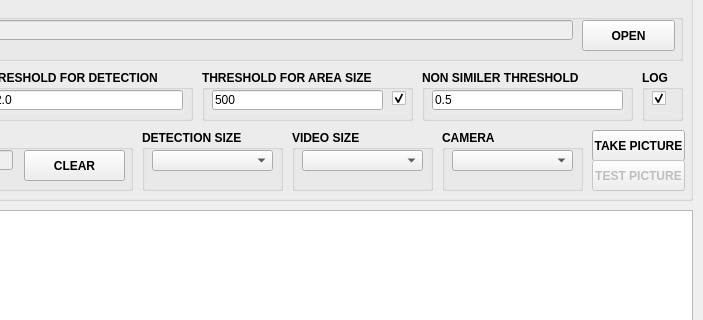
DAIKICHI-PSC/AdWorks, file MAIN_DETECTOR_MOV_GUI.ui: the form before one commit; both pictures show x 258 to 961 and y 120 to 440 of the 961 by 622 pixel window.
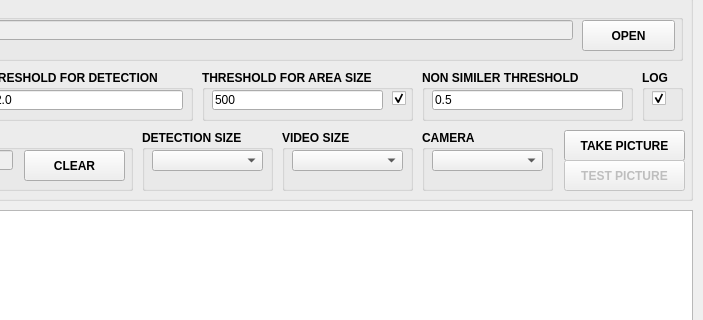
The form after the commit.

```diff
--- a/MAIN_DETECTOR_MOV_GUI.ui
+++ b/MAIN_DETECTOR_MOV_GUI.ui
@@ -44,6 +44,7 @@
     </property>
     <property name="font">
      <font>
+      <weight>75</weight>
       <bold>true</bold>
      </font>
     </property>
@@ -462,7 +463,7 @@
       <rect>
        <x>390</x>
        <y>150</y>
-       <width>141</width>
+       <width>131</width>
        <height>61</height>
       </rect>
      </property>
@@ -474,7 +475,7 @@
        <rect>
         <x>10</x>
         <y>20</y>
-        <width>121</width>
+        <width>111</width>
         <height>21</height>
        </rect>
       </property>
@@ -483,9 +484,9 @@
     <widget class="QGroupBox" name="groupBox15">
      <property name="geometry">
       <rect>
-       <x>540</x>
+       <x>530</x>
        <y>150</y>
-       <width>141</width>
+       <width>131</width>
        <height>61</height>
       </rect>
      </property>
@@ -497,7 +498,7 @@
        <rect>
         <x>10</x>
         <y>20</y>
-        <width>121</width>
+        <width>111</width>
         <height>21</height>
        </rect>
       </property>
@@ -506,9 +507,9 @@
     <widget class="QGroupBox" name="groupBox6_2">
      <property name="geometry">
       <rect>
-       <x>690</x>
+       <x>670</x>
        <y>150</y>
-       <width>141</width>
+       <width>131</width>
        <height>61</height>
       </rect>
      </property>
@@ -520,7 +521,7 @@
        <rect>
         <x>10</x>
         <y>20</y>
-        <width>121</width>
+        <width>111</width>
         <height>21</height>
        </rect>
       </property>
@@ -532,9 +533,9 @@
      </property>
      <property name="geometry">
       <rect>
-       <x>840</x>
+       <x>812</x>
        <y>150</y>
-       <width>93</width>
+       <width>121</width>
        <height>31</height>
       </rect>
      </property>
@@ -577,6 +578,7 @@
      </property>
      <property name="font">
       <font>
+       <weight>75</weight>
        <bold>true</bold>
        <underline>false</underline>
       </font>
@@ -594,9 +596,9 @@
      </property>
      <property name="geometry">
       <rect>
-       <x>840</x>
+       <x>812</x>
        <y>180</y>
-       <width>93</width>
+       <width>121</width>
        <height>31</height>
       </rect>
      </property>
@@ -639,6 +641,7 @@
      </property>
      <property name="font">
       <font>
+       <weight>75</weight>
        <bold>true</bold>
        <underline>false</underline>
       </font>
```
Left out of the diff: 19 changed lines with no effect on the pictures.
